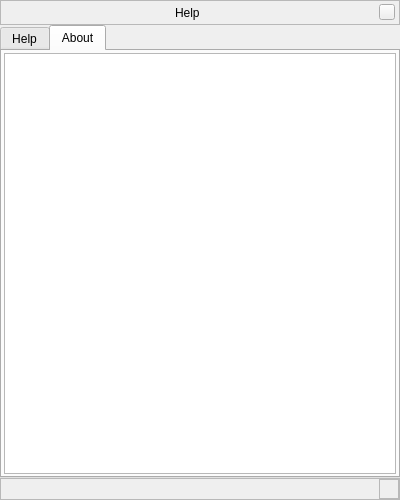
First picture: the form in src/gui/helpDialogGui.ui, repository 519984307/stellarium_src, before the edit.
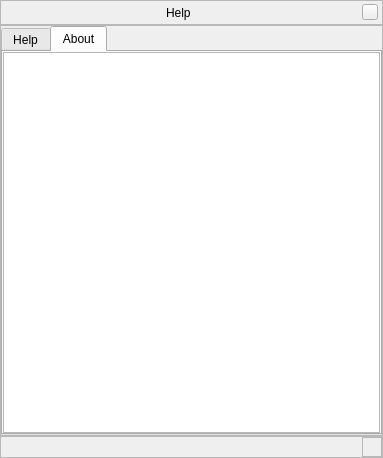
Second picture: the form after the edit. The open tabs and pages were chosen to show the change. Icons and pictures are not drawn. Custom widgets are drawn as their Qt base class.

```diff
--- a/src/gui/helpDialogGui.ui
+++ b/src/gui/helpDialogGui.ui
@@ -5,8 +5,8 @@
    <rect>
     <x>0</x>
     <y>0</y>
-    <width>400</width>
-    <height>500</height>
+    <width>383</width>
+    <height>458</height>
    </rect>
   </property>
   <property name="minimumSize" >
@@ -21,7 +21,7 @@
   <property name="styleSheet" >
    <string notr="true" />
   </property>
-  <layout class="QVBoxLayout" >
+  <layout class="QVBoxLayout" name="verticalLayout_3" >
    <property name="spacing" >
     <number>0</number>
    </property>
@@ -117,10 +117,31 @@
     </widget>
    </item>
    <item>
+    <widget class="QFrame" name="viewContent" >
+     <property name="frameShape" >
+      <enum>QFrame::StyledPanel</enum>
+     </property>
+     <property name="frameShadow" >
+      <enum>QFrame::Raised</enum>
+     </property>
+     <layout class="QGridLayout" name="gridLayout" >
+      <property name="margin" >
+       <number>0</number>
+      </property>
+      <property name="spacing" >
+       <number>0</number>
+      </property>
+      <item row="0" column="0" >
     <widget class="QTabWidget" name="helpTabWidget" >
      <property name="currentIndex" >
       <number>0</number>
      </property>
+        <property name="iconSize" >
+         <size>
+          <width>50</width>
+          <height>50</height>
+         </size>
+        </property>
      <widget class="QWidget" name="helpTab" >
       <attribute name="title" >
        <string>Help</string>
@@ -224,12 +245,23 @@
       </layout>
      </widget>
      <widget class="QWidget" name="aboutTab" >
+         <property name="geometry" >
+          <rect>
+           <x>0</x>
+           <y>0</y>
+           <width>375</width>
+           <height>345</height>
+          </rect>
+         </property>
       <attribute name="title" >
        <string>About</string>
       </attribute>
       <layout class="QVBoxLayout" name="verticalLayout_2" >
+          <property name="spacing" >
+           <number>0</number>
+          </property>
        <property name="margin" >
-        <number>2</number>
+           <number>0</number>
        </property>
        <item>
         <widget class="QTextBrowser" name="aboutBrowser" >
@@ -242,8 +274,11 @@
      </widget>
     </widget>
    </item>
+     </layout>
+    </widget>
+   </item>
    <item>
-    <widget class="QFrame" name="frame_3" >
+    <widget class="QFrame" name="bottomResizeFrame" >
      <property name="minimumSize" >
       <size>
        <width>16</width>
@@ -262,7 +297,7 @@
      <property name="frameShape" >
       <enum>QFrame::StyledPanel</enum>
      </property>
-     <layout class="QHBoxLayout" >
+     <layout class="QHBoxLayout" name="_2" >
       <property name="spacing" >
        <number>0</number>
       </property>
@@ -302,6 +337,11 @@
           <height>20</height>
          </size>
         </property>
+        <property name="font" >
+         <font>
+          <family>Sans Serif</family>
+         </font>
+        </property>
         <property name="cursor" >
          <cursorShape>SizeFDiagCursor</cursorShape>
         </property>
```
Left out of the diff: 20 changed lines with no effect on the pictures. Lines whose indentation alone changed are shown as unchanged.
